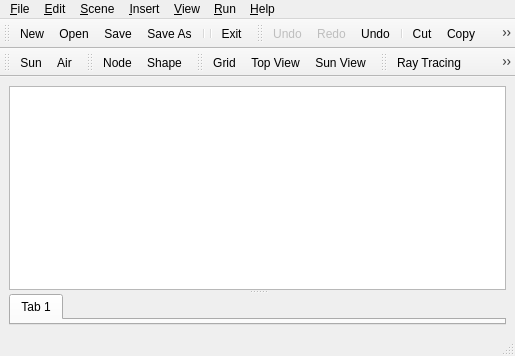
Old version of the form source/application/main/MainWindow.ui in the repository CST-Modelling-Tools/TonatiuhPP.
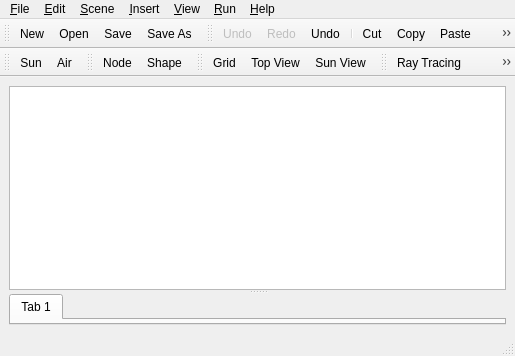
New version of the form. Icons and pictures are not drawn. Custom widgets are drawn as their Qt base class.

Diff of the .ui file:
```diff
--- a/source/application/main/MainWindow.ui
+++ b/source/application/main/MainWindow.ui
@@ -207,9 +207,6 @@
    <addaction name="actionOpen"/>
    <addaction name="actionSave"/>
    <addaction name="actionSaveAs"/>
-   <addaction name="separator"/>
-   <addaction name="separator"/>
-   <addaction name="actionClose"/>
   </widget>
   <widget class="QToolBar" name="editToolBar">
    <property name="windowTitle">
```
